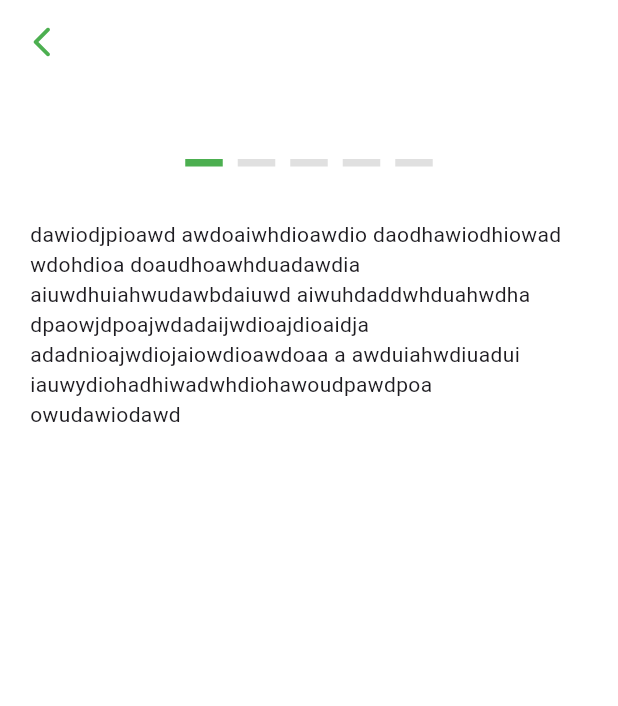
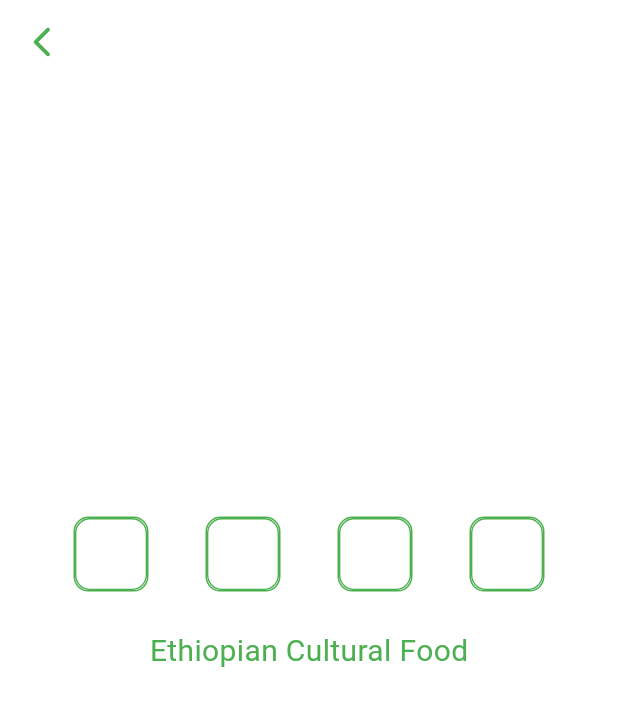
Before and after one commit to nahommb/edutainment-app, a Flutter app: the PuzzleScreen screen opened by its route, on a phone screen of 412 x 824 dp. Shown: the top 706 px of the screen. Run offline on Flutter 3.47's test engine with Material 3 defaults, Android fonts, the phone set to English and light mode, and no system bars; drawn by our look-alikes of smooth_page_indicator; our stand-ins replace convex_bottom_bar, hydrated_bloc.

Commit message:
finish puzzle screen

```diff
--- /dev/null
+++ b/devtools_options.yaml
@@ -0,0 +1,3 @@
+description: This file stores settings for Dart & Flutter DevTools.
+documentation: https://docs.flutter.dev/tools/devtools/extensions#configure-extension-enablement-states
+extensions:
--- a/lib/main.dart
+++ b/lib/main.dart
@@ -3,6 +3,7 @@ import 'package:edutainment_app/presentation/screens/home_screen.dart';
 
 
 import 'package:edutainment_app/presentation/screens/login_signup.dart';
+import 'package:edutainment_app/presentation/screens/puzzle_screen.dart';
 import 'package:edutainment_app/presentation/screens/quiz_screen.dart';
 import 'package:edutainment_app/presentation/screens/story_reading_screen.dart';
 
@@ -22,8 +23,9 @@ class MyApp extends StatelessWidget {
       home: LoginSignup(),
       routes: {
        HomeScreen.routeName:(context)=>HomeScreen(),
+        StoryReadingScreen.routeName:(context)=>StoryReadingScreen(),
+        QuizScreen.routeName:(context)=>QuizScreen(),
         PuzzleScreen.routeName:(context)=>PuzzleScreen(),
-        QuizScreen.routeName:(context)=>QuizScreen(),
       },
 
     );
--- /dev/null
+++ b/lib/presentation/screens/puzzle_screen.dart
@@ -0,0 +1,61 @@
+import 'package:edutainment_app/core/theme/colors_data.dart';
+import 'package:flutter/material.dart';
+
+class PuzzleScreen extends StatefulWidget {
+  const PuzzleScreen({super.key});
+
+  static final routeName = 'puzzle_screen';
+  @override
+  State<PuzzleScreen> createState() => _PuzzleScreenState();
+}
+
+class _PuzzleScreenState extends State<PuzzleScreen> {
+  @override
+  Widget build(BuildContext context) {
+    double screenHeight = MediaQuery.of(context).size.height;
+
+    return Scaffold(
+      appBar: AppBar(backgroundColor: Colors.transparent,leading: IconButton(onPressed: (){
+        Navigator.pop(context);
+      }, icon: Icon(Icons.arrow_back_ios_new_rounded,color: AppColors.primary,)),) ,
+      body: Column(
+        children: [
+          SizedBox(height: screenHeight*0.35,),
+          Container(
+            padding: EdgeInsets.only(left: 30,right: 30),
+            // color: Colors.black,
+            height: 50,
+            child:Row(
+              mainAxisAlignment: MainAxisAlignment.spaceAround,
+              children: [
+                puzzleSpace(),
+                puzzleSpace(),
+                puzzleSpace(),
+                puzzleSpace(),
+              ],
+            ),
+          ),
+          SizedBox(height: 25,),
+          Text('Ethiopian Cultural Food',style: TextStyle(fontSize: 20,color: AppColors.primary),)
+        ],
+      ),
+    );
+  }
+}
+
+Widget puzzleSpace (){
+
+  return Container(
+    height: 50,
+    width: 50,
+    decoration: BoxDecoration(
+      borderRadius: BorderRadius.all(Radius.circular(10)),
+      border: Border.all(
+        color: AppColors.primary,
+      )
+    ),
+    child: TextField(
+
+    ),
+  );
+}
--- a/lib/presentation/screens/story_reading_screen.dart
+++ b/lib/presentation/screens/story_reading_screen.dart
@@ -2,16 +2,16 @@ import 'package:edutainment_app/core/theme/colors_data.dart';
 import 'package:flutter/material.dart';
 import 'package:smooth_page_indicator/smooth_page_indicator.dart';
 
-class PuzzleScreen extends StatefulWidget {
+class StoryReadingScreen extends StatefulWidget {
 
   static final routeName = 'story_reading_screen';
   @override
-  _PuzzleScreen createState() =>
-      _PuzzleScreen();
+  _StoryReadingScreen createState() =>
+      _StoryReadingScreen();
 }
 
-class _PuzzleScreen
-    extends State<PuzzleScreen> {
+class _StoryReadingScreen
+    extends State<StoryReadingScreen> {
   final PageController _controller = PageController();
   final List<Color> colors = [Colors.white, Colors.white, Colors.white,Colors.white,Colors.black];
 
--- a/lib/presentation/screens/story_screen.dart
+++ b/lib/presentation/screens/story_screen.dart
@@ -1,5 +1,5 @@
+import 'package:edutainment_app/presentation/screens/puzzle_screen.dart';
 import 'package:edutainment_app/presentation/screens/quiz_screen.dart';
-import 'package:edutainment_app/presentation/screens/story_reading_screen.dart';
 import 'package:flutter/material.dart';
 
 import '../../core/theme/colors_data.dart';
```
Also changed, not shown: lib/presentation/screens/game_screen.dart (+7 -1 lines).
